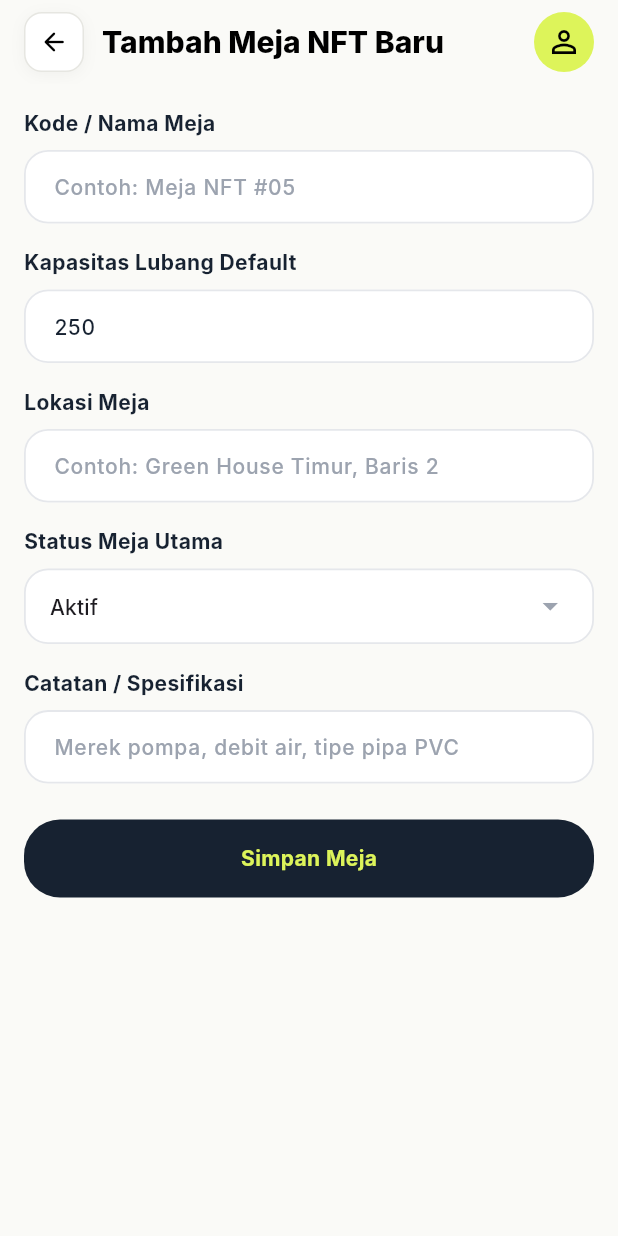
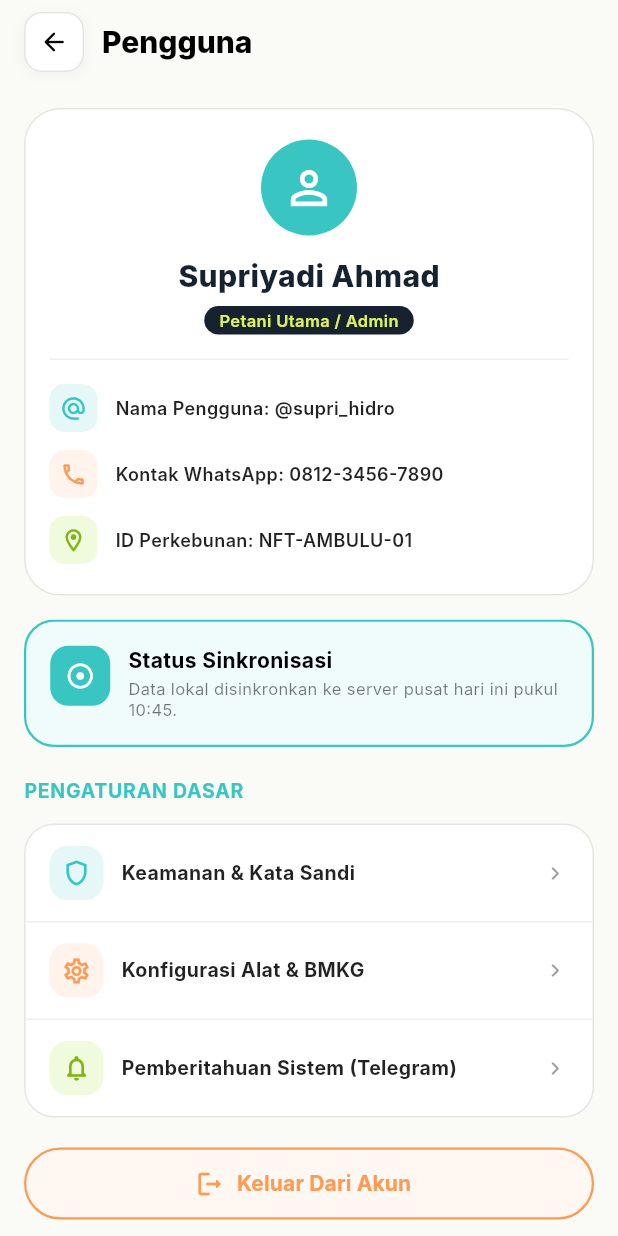
Before and after one commit to devinayeon/hidrosense, a Flutter app: the FormMejaNftPage screen opened directly, after a tap on the "person outline" icon, on a phone screen of 412 x 824 dp. Run offline on Flutter 3.47's test engine with Material 3 defaults, Android fonts, the light colour scheme and no system bars; our stand-ins replace flutter_riverpod; Roboto replaces fonts that are missing (Inter).

Commit message:
add: profile page

```diff
--- /dev/null
+++ b/apps/mobile/lib/models/account_model.dart
@@ -0,0 +1,17 @@
+class AccountModel {
+  final String nama;
+  final String peran;
+  final String username;
+  final String noWhatsApp;
+  final String idPerkebunan;
+  final String statusSinkronisasi;
+
+  const AccountModel({
+    required this.nama,
+    required this.peran,
+    required this.username,
+    required this.noWhatsApp,
+    required this.idPerkebunan,
+    required this.statusSinkronisasi,
+  });
+}
--- /dev/null
+++ b/apps/mobile/lib/viewmodels/account_viewmodel.dart
@@ -0,0 +1,44 @@
+import 'package:flutter_riverpod/flutter_riverpod.dart';
+import '../models/account_model.dart';
+
+class AccountState {
+  final AccountModel? data;
+  final bool isLoading;
+
+  const AccountState({this.data, this.isLoading = false});
+
+  AccountState copyWith({AccountModel? data, bool? isLoading}) {
+    return AccountState(
+      data: data ?? this.data,
+      isLoading: isLoading ?? this.isLoading,
+    );
+  }
+}
+
+class AccountViewModel extends StateNotifier<AccountState> {
+  AccountViewModel() : super(const AccountState()) {
+    loadAccountData();
+  }
+
+  Future<void> loadAccountData() async {
+    state = state.copyWith(isLoading: true);
+
+    // Simulasi penyiapan data akun statis sesuai UI
+    const mockUser = AccountModel(
+      nama: 'Supriyadi Ahmad',
+      peran: 'Petani Utama / Admin',
+      username: '@supri_hidro',
+      noWhatsApp: '0812-3456-7890',
+      idPerkebunan: 'NFT-AMBULU-01',
+      statusSinkronisasi:
+          'Data lokal disinkronkan ke server pusat hari ini pukul 10:45.',
+    );
+
+    state = state.copyWith(data: mockUser, isLoading: false);
+  }
+}
+
+final accountViewModelProvider =
+    StateNotifierProvider.autoDispose<AccountViewModel, AccountState>((ref) {
+      return AccountViewModel();
+    });
--- /dev/null
+++ b/apps/mobile/lib/views/components/account_body.dart
@@ -0,0 +1,339 @@
+import 'package:flutter/material.dart';
+import 'package:flutter_riverpod/flutter_riverpod.dart';
+import '../../viewmodels/account_viewmodel.dart';
+import '../widgets/base_col_card.dart';
+import '../widgets/capsule_badge.dart';
+import '../widgets/card_icon_box.dart';
+import '../widgets/row_info_card_md.dart';
+
+class AccountBody extends ConsumerWidget {
+  const AccountBody({super.key});
+
+  @override
+  Widget build(BuildContext context, WidgetRef ref) {
+    final accountState = ref.watch(accountViewModelProvider);
+
+    if (accountState.isLoading) {
+      return const Center(
+        child: CircularProgressIndicator(
+          color: Color.fromRGBO(57, 198, 195, 1),
+        ),
+      );
+    }
+
+    final user = accountState.data;
+    if (user == null) return const SizedBox.shrink();
+
+    return Container(
+      width: double.infinity,
+      height: double.infinity,
+      color: const Color.fromRGBO(250, 250, 247, 1),
+      child: SingleChildScrollView(
+        physics: const BouncingScrollPhysics(),
+        padding: const EdgeInsets.all(16.0),
+        child: Column(
+          crossAxisAlignment: CrossAxisAlignment.start,
+          children: [
+            // 1. Profil Main Card
+            BaseColCard(
+              backgroundColor: Colors.white,
+              borderColor: const Color.fromRGBO(230, 230, 225, 1),
+              borderRadius: 24,
+              padding: const EdgeInsets.symmetric(horizontal: 16, vertical: 20),
+              child: Column(
+                children: [
+                  // Avatar
+                  Container(
+                    width: 64,
+                    height: 64,
+                    decoration: const BoxDecoration(
+                      color: Color.fromRGBO(57, 198, 195, 1),
+                      shape: BoxShape.circle,
+                    ),
+                    child: const Icon(
+                      Icons.person_outline,
+                      color: Colors.white,
+                      size: 36,
+                    ),
+                  ),
+                  const SizedBox(height: 12),
+
+                  // Nama User
+                  Text(
+                    user.nama,
+                    style: const TextStyle(
+                      fontFamily: 'Inter',
+                      fontWeight: FontWeight.w800,
+                      fontSize: 20,
+                      color: Color.fromRGBO(23, 34, 49, 1),
+                    ),
+                  ),
+                  const SizedBox(height: 6),
+
+                  // Badge Peran
+                  CapsuleBadge(
+                    label: user.peran,
+                    textColor: const Color.fromRGBO(221, 244, 90, 1),
+                    backgroundColor: const Color.fromRGBO(23, 34, 49, 1),
+                    size: CapsuleSize.medium,
+                  ),
+                  const SizedBox(height: 16),
+
+                  const Divider(
+                    height: 1,
+                    thickness: 1,
+                    color: Color.fromRGBO(240, 240, 235, 1),
+                  ),
+                  const SizedBox(height: 16),
+
+                  // List Detail Kontak & Perkebunan
+                  _buildDetailRow(
+                    icon: Icons.alternate_email_rounded,
+                    bgColor: const Color.fromRGBO(230, 247, 247, 1),
+                    iconColor: const Color.fromRGBO(57, 198, 195, 1),
+                    text: 'Nama Pengguna: ${user.username}',
+                  ),
+                  const SizedBox(height: 12),
+                  _buildDetailRow(
+                    icon: Icons.phone_outlined,
+                    bgColor: const Color.fromRGBO(255, 243, 236, 1),
+                    iconColor: const Color.fromRGBO(255, 154, 85, 1),
+                    text: 'Kontak WhatsApp: ${user.noWhatsApp}',
+                  ),
+                  const SizedBox(height: 12),
+                  _buildDetailRow(
+                    icon: Icons.location_on_outlined,
+                    bgColor: const Color.fromRGBO(240, 250, 220, 1),
+                    iconColor: const Color.fromRGBO(130, 180, 20, 1),
+                    text: 'ID Perkebunan: ${user.idPerkebunan}',
+                  ),
+                ],
+              ),
+            ),
+            const SizedBox(height: 16),
+
+            // 2. Status Sinkronisasi Card
+            RowInfoCardMd(
+              backgroundColor: const Color.fromRGBO(240, 251, 251, 1),
+              borderColor: const Color.fromRGBO(57, 198, 195, 1),
+              padding: const EdgeInsets.all(16),
+              child: Row(
+                crossAxisAlignment: CrossAxisAlignment.start,
+                children: [
+                  const CardIconBox(
+                    iconData: Icons.adjust_rounded,
+                    backgroundColor: Color.fromRGBO(57, 198, 195, 1),
+                    iconColor: Colors.white,
+                    width: 40,
+                    height: 40,
+                    borderRadius: 12,
+                    iconSize: 20,
+                  ),
+                  const SizedBox(width: 12),
+                  Expanded(
+                    child: Column(
+                      crossAxisAlignment: CrossAxisAlignment.start,
+                      children: [
+                        const Text(
+                          'Status Sinkronisasi',
+                          style: TextStyle(
+                            fontFamily: 'Inter',
+                            fontWeight: FontWeight.w700,
+                            fontSize: 14,
+                            color: Colors.black,
+                          ),
+                        ),
+                        const SizedBox(height: 2),
+                        Text(
+                          user.statusSinkronisasi,
+                          style: const TextStyle(
+                            fontFamily: 'Inter',
+                            fontWeight: FontWeight.w400,
+                            fontSize: 11,
+                            height: 1.3,
+                            color: Colors.black54,
+                          ),
+                        ),
+                      ],
+                    ),
+                  ),
+                ],
+              ),
+            ),
+            const SizedBox(height: 20),
+
+            // 3. Section Pengaturan Dasar
+            const Text(
+              'PENGATURAN DASAR',
+              style: TextStyle(
+                fontFamily: 'Inter',
+                fontWeight: FontWeight.w700,
+                fontSize: 13,
+                color: Color.fromRGBO(57, 198, 195, 1),
+                letterSpacing: 0.5,
+              ),
+            ),
+            const SizedBox(height: 12),
+
+            BaseColCard(
+              backgroundColor: Colors.white,
+              borderColor: const Color.fromRGBO(230, 230, 225, 1),
+              padding: EdgeInsets.zero,
+              child: Column(
+                children: [
+                  _buildMenuItem(
+                    icon: Icons.shield_outlined,
+                    bgColor: const Color.fromRGBO(230, 247, 247, 1),
+                    iconColor: const Color.fromRGBO(57, 198, 195, 1),
+                    title: 'Keamanan & Kata Sandi',
+                    onTap: () {},
+                  ),
+                  const Divider(
+                    height: 1,
+                    thickness: 1,
+                    color: Color.fromRGBO(240, 240, 235, 1),
+                  ),
+                  _buildMenuItem(
+                    icon: Icons.settings_outlined,
+                    bgColor: const Color.fromRGBO(255, 243, 236, 1),
+                    iconColor: const Color.fromRGBO(255, 154, 85, 1),
+                    title: 'Konfigurasi Alat & BMKG',
+                    onTap: () {},
+                  ),
+                  const Divider(
+                    height: 1,
+                    thickness: 1,
+                    color: Color.fromRGBO(240, 240, 235, 1),
+                  ),
+                  _buildMenuItem(
+                    icon: Icons.notifications_none_rounded,
+                    bgColor: const Color.fromRGBO(240, 250, 220, 1),
+                    iconColor: const Color.fromRGBO(130, 180, 20, 1),
+                    title: 'Pemberitahuan Sistem (Telegram)',
+                    onTap: () {},
+                  ),
+                ],
+              ),
+            ),
+            const SizedBox(height: 20),
+
+            // 4. Tombol Keluar
+            SizedBox(
+              width: double.infinity,
+              height: 48,
+              child: OutlinedButton.icon(
+                onPressed: () {},
+                icon: const Icon(
+                  Icons.logout_rounded,
+                  color: Color.fromRGBO(255, 154, 85, 1),
+                  size: 20,
+                ),
+                label: const Text(
+                  'Keluar Dari Akun',
+                  style: TextStyle(
+                    fontFamily: 'Inter',
+                    fontWeight: FontWeight.w700,
+                    fontSize: 14,
+                    color: Color.fromRGBO(255, 154, 85, 1),
+                  ),
+                ),
+                style: OutlinedButton.styleFrom(
+                  backgroundColor: const Color.fromRGBO(255, 248, 242, 1),
+                  side: const BorderSide(
+                    color: Color.fromRGBO(255, 154, 85, 1),
+                    width: 1.5,
+                  ),
+                  shape: RoundedRectangleBorder(
+                    borderRadius: BorderRadius.circular(24),
+                  ),
+                ),
+              ),
+            ),
+            const SizedBox(height: 16),
+          ],
+        ),
+      ),
+    );
+  }
+
+  // Helper untuk baris detail kontak
+  Widget _buildDetailRow({
+    required IconData icon,
+    required Color bgColor,
+    required Color iconColor,
+    required String text,
+  }) {
+    return Row(
+      children: [
+        CardIconBox(
+          iconData: icon,
+          backgroundColor: bgColor,
+          iconColor: iconColor,
+          width: 32,
+          height: 32,
+          borderRadius: 10,
+          iconSize: 18,
+        ),
+        const SizedBox(width: 12),
+        Expanded(
+          child: Text(
+            text,
+            style: const TextStyle(
+              fontFamily: 'Inter',
+              fontWeight: FontWeight.w600,
+              fontSize: 12,
+              color: Colors.black87,
+            ),
+          ),
+        ),
+      ],
+    );
+  }
+
+  // Helper untuk item menu pengaturan
+  Widget _buildMenuItem({
+    required IconData icon,
+    required Color bgColor,
+    required Color iconColor,
+    required String title,
+    required VoidCallback onTap,
+  }) {
+    return InkWell(
+      onTap: onTap,
+      borderRadius: BorderRadius.circular(20),
+      child: Padding(
+        padding: const EdgeInsets.symmetric(horizontal: 16, vertical: 14),
+        child: Row(
+          children: [
+            CardIconBox(
+              iconData: icon,
+              backgroundColor: bgColor,
+              iconColor: iconColor,
+              width: 36,
+              height: 36,
+              borderRadius: 12,
+              iconSize: 20,
+            ),
+            const SizedBox(width: 12),
+            Expanded(
+              child: Text(
+                title,
+                style: const TextStyle(
+                  fontFamily: 'Inter',
+                  fontWeight: FontWeight.w700,
+                  fontSize: 13,
+                  color: Colors.black87,
+                ),
+              ),
+            ),
+            const Icon(
+              Icons.chevron_right_rounded,
+              size: 18,
+              color: Colors.black38,
+            ),
+          ],
+        ),
+      ),
+    );
+  }
+}
--- a/apps/mobile/lib/views/components/header.dart
+++ b/apps/mobile/lib/views/components/header.dart
@@ -1,15 +1,18 @@
 import 'package:flutter/material.dart';
+import '../pages/account_page.dart';
 import '../widgets/custom_back_button.dart';
 
 class Header extends StatelessWidget implements PreferredSizeWidget {
   final String titleText;
   final bool showBackButton;
+  final bool showUserIcon;
   final VoidCallback? onBackPressed;
 
   const Header({
     super.key,
     this.titleText = 'HidroSense',
     this.showBackButton = false,
+    this.showUserIcon = true,
     this.onBackPressed,
   });
 
@@ -28,7 +31,11 @@ class Header extends StatelessWidget implements PreferredSizeWidget {
       leading: showBackButton
           ? Padding(
               padding: const EdgeInsets.only(left: 16.0),
-              child: Center(child: CustomBackButton(onTap: onBackPressed)),
+              child: Center(
+                child: CustomBackButton(
+                  onTap: onBackPressed ?? () => Navigator.maybePop(context),
+                ),
+              ),
             )
           : null,
       title: Text(
@@ -42,6 +49,7 @@ class Header extends StatelessWidget implements PreferredSizeWidget {
         ),
       ),
       actions: [
+        if (showUserIcon)
           Padding(
             padding: const EdgeInsets.only(right: 16.0),
             child: Container(
@@ -54,7 +62,12 @@ class Header extends StatelessWidget implements PreferredSizeWidget {
               child: IconButton(
                 icon: const Icon(Icons.person_outline, color: Colors.black),
                 onPressed: () {
-                // Action profile
+                  Navigator.push(
+                    context,
+                    MaterialPageRoute(
+                      builder: (context) => const AccountPage(),
+                    ),
+                  );
                 },
               ),
             ),
--- /dev/null
+++ b/apps/mobile/lib/views/pages/account_page.dart
@@ -0,0 +1,19 @@
+import 'package:flutter/material.dart';
+import '../components/account_body.dart';
+import '../components/header.dart';
+
+class AccountPage extends StatelessWidget {
+  const AccountPage({super.key});
+
+  @override
+  Widget build(BuildContext context) {
+    return const Scaffold(
+      appBar: Header(
+        titleText: 'Pengguna',
+        showBackButton: true,
+        showUserIcon: false, // Icon user hilang saat berada di menu Akun
+      ),
+      body: AccountBody(),
+    );
+  }
+}
```
Lines whose indentation alone changed are shown as unchanged.
